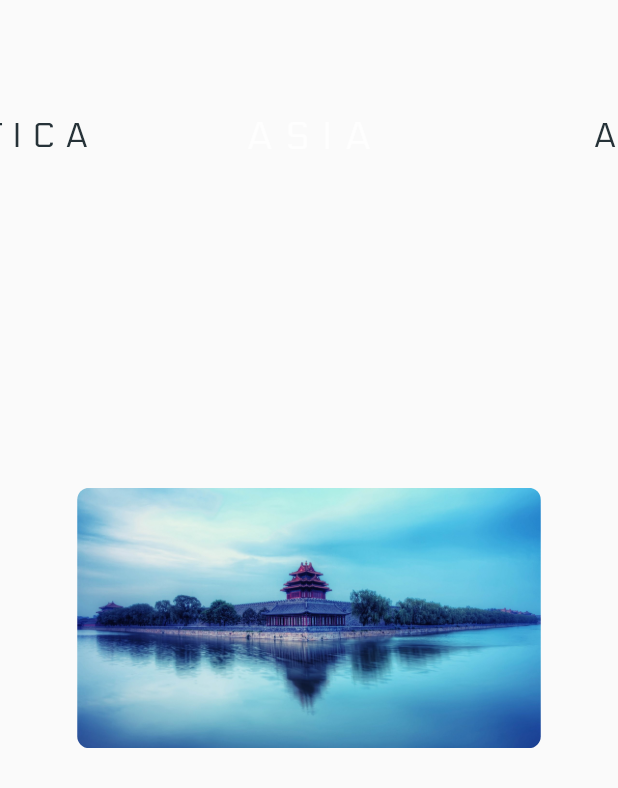
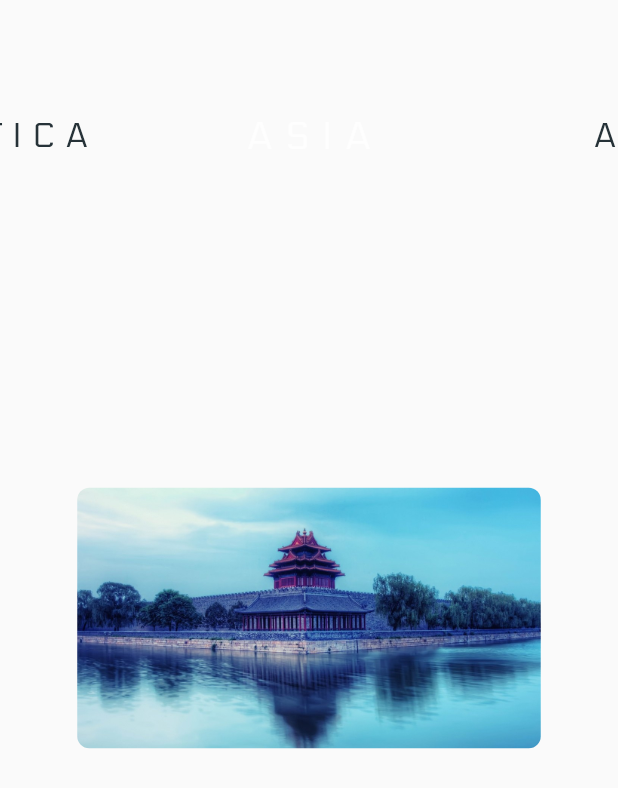
Before and after one commit to cia1099/flutter_demo, a Flutter app: the DestinationCarousel widget shown alone on an empty page, opened directly, on a phone screen of 412 x 824 dp. Shown: the top 788 px of the screen. Run offline on Flutter 3.47's test engine with Material 2 defaults, Android fonts, the phone set to English and light mode, and no system bars; drawn by our look-alikes of auto_size_text, carousel_slider; our stand-ins replace bordered_text, easy_dynamic_theme, flutter_staggered_animations, font_awesome_flutter, google_fonts, lottie and 2 more; missing offline and left inert: flutter_web_frame, swipable_stack.

Commit message:
accomplished zoom in and out for image of destination

```diff
--- a/explore/lib/widgets/carousel.dart
+++ b/explore/lib/widgets/carousel.dart
@@ -9,16 +9,19 @@ class DestinationCarousel extends StatefulWidget {
   _DestinationCarouselState createState() => _DestinationCarouselState();
 }
 
-class _DestinationCarouselState extends State<DestinationCarousel> {
+class _DestinationCarouselState extends State<DestinationCarousel>
+    with TickerProviderStateMixin {
   final String imagePath = 'assets/images/';
 
-  final CarouselController _controller = CarouselController();
+  late CarouselController _controller; // = CarouselController();
 
   List _isHovering = [false, false, false, false, false, false, false];
   List _isSelected = [true, false, false, false, false, false, false];
 
   int _current = 0;
   List<Widget>? txtSliders;
+  late Animation<double> _animation;
+  late AnimationController _aniController;
 
   final List<String> images = [
     'assets/images/asia.jpg',
@@ -38,14 +41,37 @@ class _DestinationCarouselState extends State<DestinationCarousel> {
     'ANTARCTICA',
   ];
 
+  @override
+  void initState() {
+    _aniController =
+        AnimationController(vsync: this, duration: Duration(milliseconds: 4100))
+          ..forward();
+    _animation = Tween<double>(begin: 2.0, end: 1.0).animate(
+        CurvedAnimation(parent: _aniController, curve: Curves.easeInOutCirc));
+    _controller = CarouselController();
+
+    super.initState();
+  }
+
+  @override
+  void dispose() {
+    _aniController.dispose();
+    super.dispose();
+  }
+
   List<Widget> generateImageTiles(screenSize) {
     return images
         .map(
           (element) => ClipRRect(
             borderRadius: BorderRadius.circular(8.0),
-            child: Image.asset(
-              element,
-              // fit: BoxFit.cover,
+            child: AnimatedBuilder(
+              animation: _animation,
+              builder: (context, child) =>
+                  Transform.scale(child: child, scale: _animation.value),
+              child: Image.asset(
+                element,
+                fit: BoxFit.cover,
+              ),
             ),
           ),
         )
@@ -97,8 +123,10 @@ class _DestinationCarouselState extends State<DestinationCarousel> {
         Center(
           child: SizedBox(
             width: screenSize.width * 3 / 4,
-            child:
-                AspectRatio(aspectRatio: 16 / 9, child: imageSliders[_current]),
+            child: AspectRatio(
+              aspectRatio: 16 / 9,
+              child: imageSliders[_current],
+            ),
           ),
         ),
         CarouselSlider(
@@ -123,6 +151,7 @@ class _DestinationCarouselState extends State<DestinationCarousel> {
                   }
                 }
               });
+              _aniController.forward(from: 0);
             },
           ),
           carouselController: _controller,
--- a/explore/lib/widgets/destination_heading.dart
+++ b/explore/lib/widgets/destination_heading.dart
@@ -15,7 +15,7 @@ class DestinationHeading extends StatelessWidget {
         ? Container(
             padding: EdgeInsets.only(
               top: screenSize.height / 20,
-              bottom: screenSize.height / 20,
+              // bottom: screenSize.height / 20,
             ),
             width: screenSize.width,
             // color: Colors.black,
@@ -32,7 +32,7 @@ class DestinationHeading extends StatelessWidget {
         : Container(
             padding: EdgeInsets.only(
               top: screenSize.height / 10,
-              bottom: screenSize.height / 15,
+              // bottom: screenSize.height / 15,
             ),
             width: screenSize.width,
             // color: Colors.black,
```
